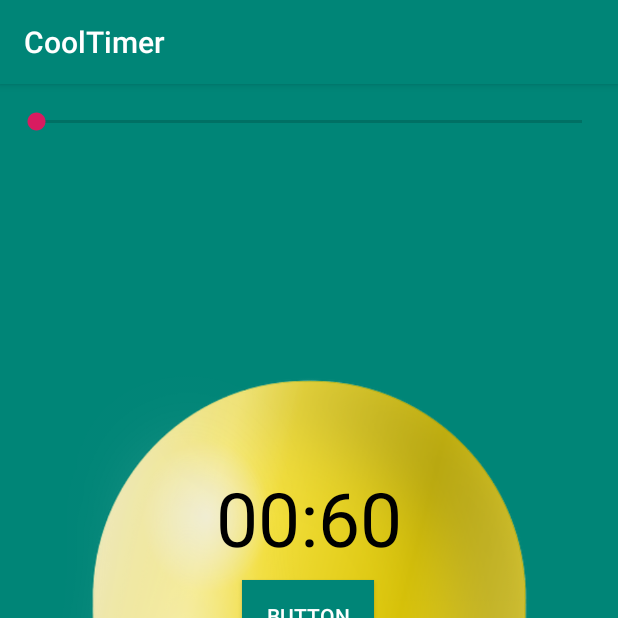
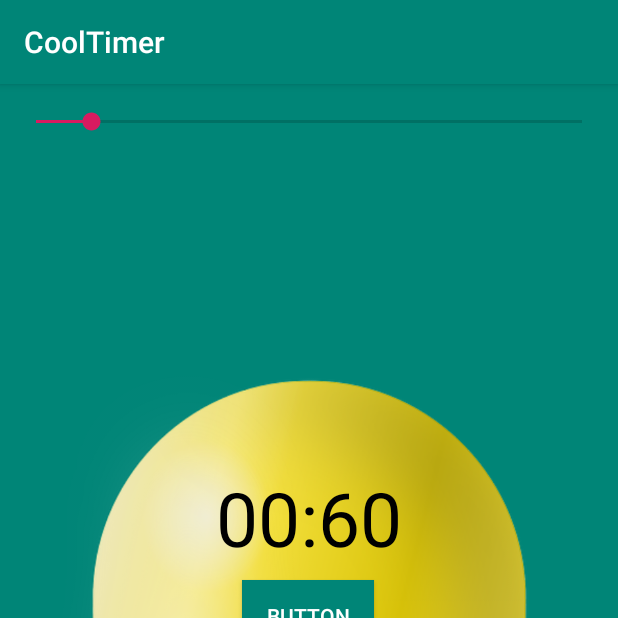
Before and after one commit to omelchenkoaleks/CoolTimer, an Android app: the screen it shows after launch (MainActivity), on a phone screen of 412 x 824 dp, the top half of it. Run offline under Robolectric (Android 15) with nearby library versions, the light colour scheme and no system bars.

Commit message:
получаем минуты и секунды - привязываем слушатель к seekbar и вывод их в textview ...

```diff
--- a/app/src/main/java/com/omelchenkoaleks/cooltimer/MainActivity.java
+++ b/app/src/main/java/com/omelchenkoaleks/cooltimer/MainActivity.java
@@ -6,14 +6,61 @@ import android.os.Bundle;
 import android.os.CountDownTimer;
 import android.os.Handler;
 import android.util.Log;
+import android.widget.SeekBar;
+import android.widget.TextView;
 
 import java.util.concurrent.RunnableFuture;
 
 public class MainActivity extends AppCompatActivity {
+    SeekBar mSeekBar;
+    TextView mTextView;
 
     @Override
     protected void onCreate(Bundle savedInstanceState) {
         super.onCreate(savedInstanceState);
         setContentView(R.layout.activity_main);
+
+        mSeekBar = findViewById(R.id.seek_bar);
+        mTextView = findViewById(R.id.text_view);
+
+        mSeekBar.setMax(600);
+        mSeekBar.setProgress(60);
+
+        mSeekBar.setOnSeekBarChangeListener(new SeekBar.OnSeekBarChangeListener() {
+            @Override
+            public void onProgressChanged(SeekBar seekBar, int progress, boolean fromUser) {
+
+                // получаем минуты и секунды
+                int minutes = progress/60;
+                int seconds = progress - (minutes * 60);
+
+                String minutesString = "";
+                String secondsString = "";
+
+                if (minutes < 10) {
+                    minutesString = "0" + minutes;
+                } else {
+                    minutesString = String.valueOf(minutes);
+                }
+
+                if (seconds < 10) {
+                    secondsString = "0" + seconds;
+                } else {
+                    secondsString = String.valueOf(seconds);
+                }
+
+                mTextView.setText(minutesString + ":" + secondsString);
+            }
+
+            @Override
+            public void onStartTrackingTouch(SeekBar seekBar) {
+
+            }
+
+            @Override
+            public void onStopTrackingTouch(SeekBar seekBar) {
+
+            }
+        });
     }
 }
--- a/app/src/main/res/layout/activity_main.xml
+++ b/app/src/main/res/layout/activity_main.xml
@@ -9,7 +9,7 @@
 
 
     <SeekBar
-        android:id="@+id/seekBar2"
+        android:id="@+id/seek_bar"
         android:layout_width="0dp"
         android:layout_height="wrap_content"
         android:layout_marginStart="8dp"
@@ -20,7 +20,7 @@
         app:layout_constraintTop_toTopOf="parent" />
 
     <ImageView
-        android:id="@+id/imageView"
+        android:id="@+id/image_view"
         android:layout_width="wrap_content"
         android:layout_height="wrap_content"
         android:layout_marginStart="8dp"
@@ -30,11 +30,11 @@
         app:layout_constraintBottom_toBottomOf="parent"
         app:layout_constraintEnd_toEndOf="parent"
         app:layout_constraintStart_toStartOf="parent"
-        app:layout_constraintTop_toBottomOf="@+id/seekBar2"
+        app:layout_constraintTop_toBottomOf="@+id/seek_bar"
         app:srcCompat="@drawable/bell" />
 
     <TextView
-        android:id="@+id/textView"
+        android:id="@+id/text_view"
         android:layout_width="wrap_content"
         android:layout_height="wrap_content"
         android:text="@string/_00_60"
@@ -45,7 +45,7 @@
         android:textSize="50sp"
         app:layout_constraintEnd_toEndOf="parent"
         app:layout_constraintHorizontal_bias="0.5"
-        app:layout_constraintStart_toEndOf="@+id/imageView"
+        app:layout_constraintStart_toEndOf="@+id/image_view"
         app:layout_constraintStart_toStartOf="parent"
         app:layout_constraintTop_toTopOf="parent" />
 
@@ -62,6 +62,6 @@
         app:layout_constraintEnd_toEndOf="parent"
         app:layout_constraintHorizontal_bias="0.498"
         app:layout_constraintStart_toStartOf="parent"
-        app:layout_constraintTop_toBottomOf="@+id/textView" />
+        app:layout_constraintTop_toBottomOf="@+id/text_view" />
 
 </androidx.constraintlayout.widget.ConstraintLayout>
```
